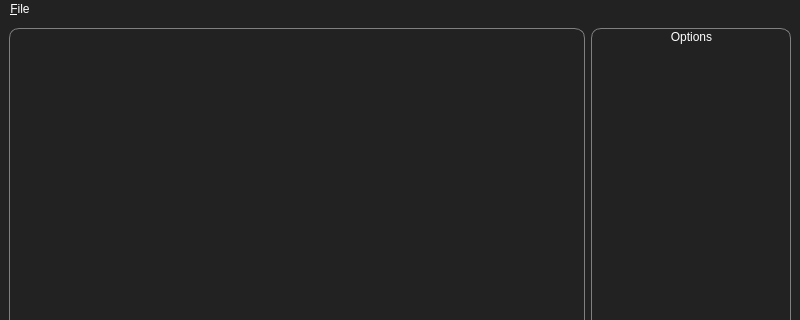
Old version of the form src/app/main_window.ui in the repository BenjikQ/Livewire; both pictures show x 0 to 800 and y 0 to 320 of the 800 by 600 pixel window.
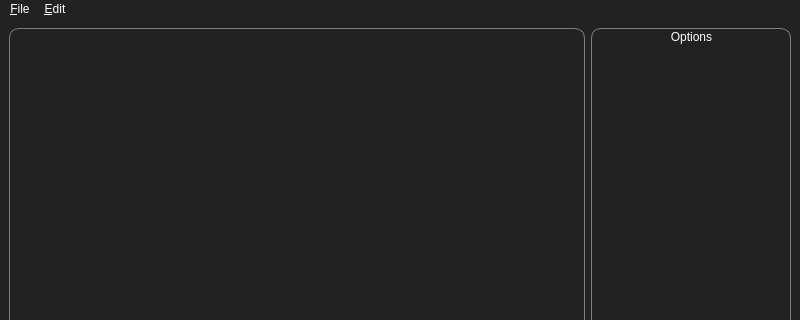
New version of the form.

The edit to the form file:
```diff
--- a/src/app/main_window.ui
+++ b/src/app/main_window.ui
@@ -97,7 +97,15 @@
     <addaction name="actionSaveAs"/>
     <addaction name="actionCloseFile"/>
    </widget>
+   <widget class="QMenu" name="menuEdit">
+    <property name="title">
+     <string>&amp;Edit</string>
+    </property>
+    <addaction name="actionUndo"/>
+    <addaction name="actionRedo"/>
+   </widget>
    <addaction name="menuFile"/>
+   <addaction name="menuEdit"/>
   </widget>
   <widget class="QStatusBar" name="statusbar">
    <property name="mouseTracking">
```
Left out of the diff: 50 changed lines with no effect on the pictures.
